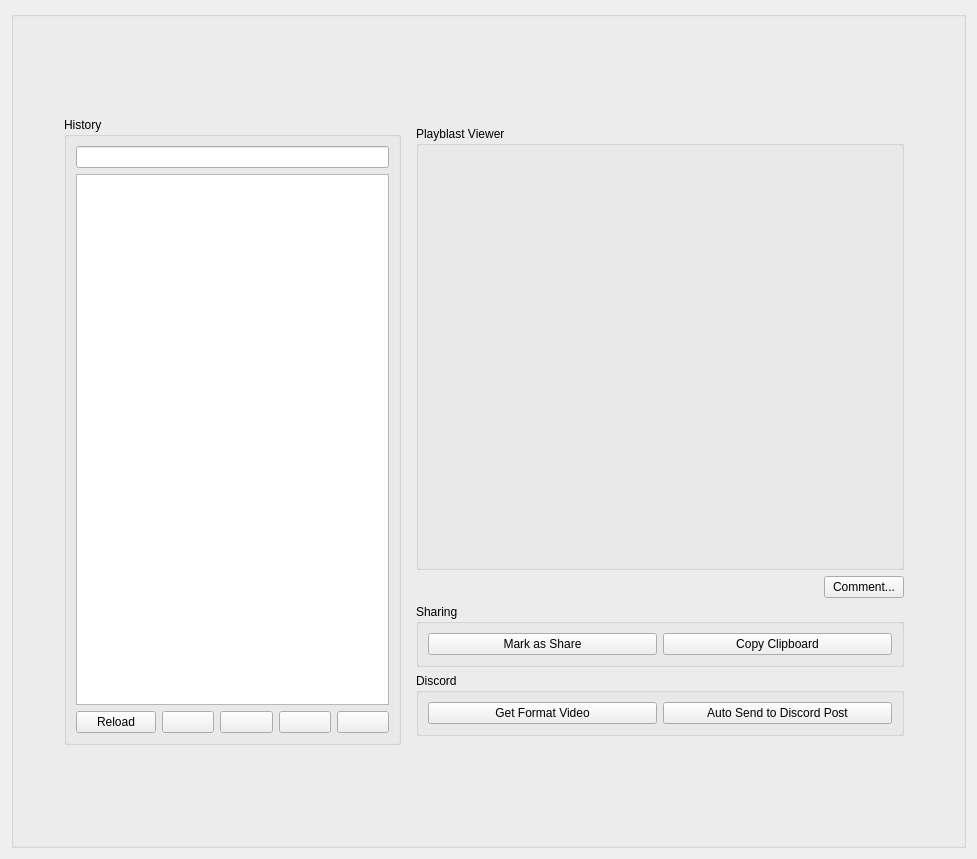
Before: the Qt Designer form interface/UkoreShotPage.ui in tonmaiart/UkoreShot, drawn with Qt 5.
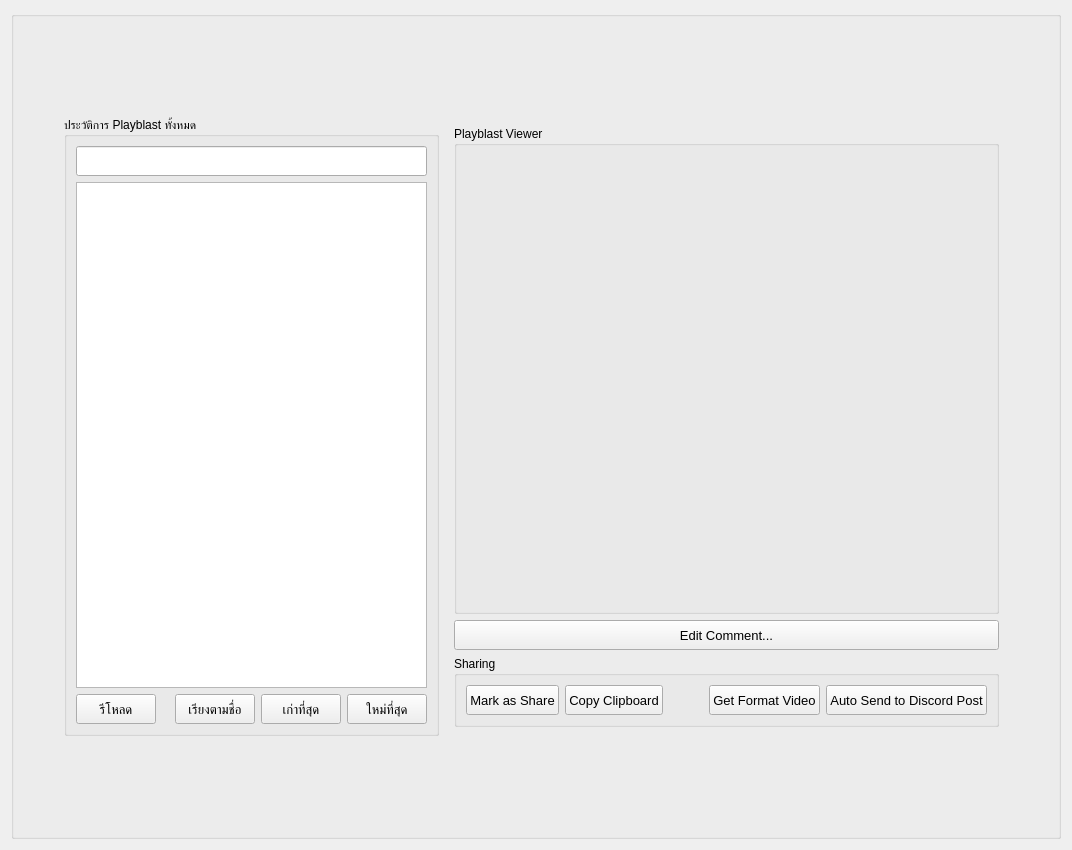
After: the same form once the commit is applied.

Commit message: Auto-untrack gitignored files before sync

```diff
--- a/interface/UkoreShotPage.ui
+++ b/interface/UkoreShotPage.ui
@@ -6,8 +6,8 @@
    <rect>
     <x>0</x>
     <y>0</y>
-    <width>977</width>
-    <height>859</height>
+    <width>1072</width>
+    <height>850</height>
    </rect>
   </property>
   <property name="windowTitle">
@@ -38,7 +38,7 @@
          <item row="0" column="0">
           <layout class="QVBoxLayout" name="verticalLayout_3">
            <item>
-            <layout class="QVBoxLayout" name="verticalLayout_2" stretch="10,0,0">
+            <layout class="QVBoxLayout" name="verticalLayout_2" stretch="10,0">
              <item>
               <widget class="QGroupBox" name="groupBox_playblast_viewer">
                <property name="title">
@@ -49,74 +49,120 @@
              <item>
               <layout class="QHBoxLayout" name="horizontalLayout_2">
                <item>
-                <spacer name="horizontalSpacer">
-                 <property name="orientation">
-                  <enum>Qt::Horizontal</enum>
-                 </property>
-                 <property name="sizeHint" stdset="0">
+                <widget class="QPushButton" name="pushButton_comment">
+                 <property name="minimumSize">
                   <size>
-                   <width>40</width>
-                   <height>20</height>
+                   <width>0</width>
+                   <height>30</height>
                   </size>
                  </property>
-                </spacer>
-               </item>
-               <item>
-                <widget class="QPushButton" name="pushButton_comment">
+                 <property name="font">
+                  <font>
+                   <pointsize>10</pointsize>
+                  </font>
+                 </property>
                  <property name="text">
-                  <string>Comment...</string>
+                  <string>Edit Comment...</string>
                  </property>
                 </widget>
                </item>
               </layout>
              </item>
-             <item>
-              <widget class="QGroupBox" name="groupBox">
-               <property name="title">
-                <string>Sharing</string>
-               </property>
-               <layout class="QGridLayout" name="gridLayout">
-                <item row="0" column="0">
-                 <widget class="QPushButton" name="pushButton_mark_as_share">
-                  <property name="text">
-                   <string>Mark as Share</string>
-                  </property>
-                 </widget>
-                </item>
-                <item row="0" column="1">
-                 <widget class="QPushButton" name="pushButton_copy_clipboard">
-                  <property name="text">
-                   <string>Copy Clipboard</string>
-                  </property>
-                 </widget>
-                </item>
-               </layout>
-              </widget>
-             </item>
             </layout>
            </item>
           </layout>
          </item>
          <item row="1" column="0">
-          <widget class="QGroupBox" name="groupBox_4">
+          <widget class="QGroupBox" name="groupBox">
            <property name="title">
-            <string>Discord</string>
+            <string>Sharing</string>
            </property>
-           <layout class="QGridLayout" name="gridLayout_6">
+           <layout class="QGridLayout" name="gridLayout">
             <item row="0" column="1">
-             <widget class="QPushButton" name="pushButton_auto_send_to_discord">
+             <widget class="QPushButton" name="pushButton_copy_clipboard">
+              <property name="minimumSize">
+               <size>
+                <width>0</width>
+                <height>30</height>
+               </size>
+              </property>
+              <property name="font">
+               <font>
+                <pointsize>10</pointsize>
+               </font>
+              </property>
               <property name="text">
-               <string>Auto Send to Discord Post</string>
+               <string>Copy Clipboard</string>
               </property>
              </widget>
             </item>
             <item row="0" column="0">
+             <widget class="QPushButton" name="pushButton_mark_as_share">
+              <property name="minimumSize">
+               <size>
+                <width>0</width>
+                <height>30</height>
+               </size>
+              </property>
+              <property name="font">
+               <font>
+                <pointsize>10</pointsize>
+               </font>
+              </property>
+              <property name="text">
+               <string>Mark as Share</string>
+              </property>
+             </widget>
+            </item>
+            <item row="0" column="3">
              <widget class="QPushButton" name="pushButton_get_format_video">
+              <property name="minimumSize">
+               <size>
+                <width>0</width>
+                <height>30</height>
+               </size>
+              </property>
+              <property name="font">
+               <font>
+                <pointsize>10</pointsize>
+               </font>
+              </property>
               <property name="text">
                <string>Get Format Video</string>
               </property>
              </widget>
             </item>
+            <item row="0" column="4">
+             <widget class="QPushButton" name="pushButton_auto_send_to_discord">
+              <property name="minimumSize">
+               <size>
+                <width>0</width>
+                <height>30</height>
+               </size>
+              </property>
+              <property name="font">
+               <font>
+                <pointsize>10</pointsize>
+               </font>
+              </property>
+              <property name="text">
+               <string>Auto Send to Discord Post</string>
+              </property>
+             </widget>
+            </item>
+            <item row="0" column="2">
+             <spacer name="horizontalSpacer_2">
+              <property name="orientation">
+               <enum>Qt::Horizontal</enum>
+              </property>
+              <property name="sizeHint" stdset="0">
+               <size>
+                <width>40</width>
+                <height>20</height>
+               </size>
+              </property>
+             </spacer>
+            </item>
            </layout>
           </widget>
          </item>
@@ -126,49 +172,117 @@
       <item row="0" column="0">
        <widget class="QGroupBox" name="groupBox_2">
         <property name="title">
-         <string>History</string>
+         <string>ประวัติการ Playblast ทั้งหมด</string>
         </property>
         <layout class="QGridLayout" name="gridLayout_3">
          <item row="0" column="0">
-          <widget class="QLineEdit" name="lineEdit_search_bar"/>
+          <widget class="QLineEdit" name="lineEdit_search_bar">
+           <property name="minimumSize">
+            <size>
+             <width>0</width>
+             <height>30</height>
+            </size>
+           </property>
+           <property name="font">
+            <font>
+             <pointsize>10</pointsize>
+             <weight>75</weight>
+             <bold>true</bold>
+            </font>
+           </property>
+          </widget>
          </item>
          <item row="1" column="0">
-          <widget class="QTableWidget" name="tableWidget_playblast_library"/>
+          <widget class="QTableWidget" name="tableWidget_playblast_library">
+           <attribute name="verticalHeaderVisible">
+            <bool>false</bool>
+           </attribute>
+          </widget>
          </item>
          <item row="2" column="0">
           <layout class="QHBoxLayout" name="horizontalLayout_3">
            <item>
             <widget class="QPushButton" name="pushButton_reload">
+             <property name="minimumSize">
+              <size>
+               <width>0</width>
+               <height>30</height>
+              </size>
+             </property>
+             <property name="font">
+              <font>
+               <pointsize>10</pointsize>
+              </font>
+             </property>
              <property name="text">
-              <string>Reload</string>
+              <string>รีโหลด</string>
              </property>
             </widget>
            </item>
+           <item>
+            <spacer name="horizontalSpacer">
+             <property name="orientation">
+              <enum>Qt::Horizontal</enum>
+             </property>
+             <property name="sizeHint" stdset="0">
+              <size>
+               <width>40</width>
+               <height>20</height>
+              </size>
+             </property>
+            </spacer>
+           </item>
            <item>
             <widget class="QPushButton" name="pushButton_sort_ascending">
-             <property name="text">
-              <string/>
+             <property name="minimumSize">
+              <size>
+               <width>0</width>
+               <height>30</height>
+              </size>
              </property>
-            </widget>
-           </item>
-           <item>
-            <widget class="QPushButton" name="pushButton_sort_descending">
+             <property name="font">
+              <font>
+               <pointsize>10</pointsize>
+              </font>
+             </property>
              <property name="text">
-              <string/>
+              <string>เรียงตามชื่อ</string>
              </property>
             </widget>
            </item>
            <item>
             <widget class="QPushButton" name="pushButton_sort_oldest">
+             <property name="minimumSize">
+              <size>
+               <width>0</width>
+               <height>30</height>
+              </size>
+             </property>
+             <property name="font">
+              <font>
+               <pointsize>10</pointsize>
+              </font>
+             </property>
              <property name="text">
-              <string/>
+              <string>เก่าที่สุด</string>
              </property>
             </widget>
            </item>
            <item>
             <widget class="QPushButton" name="pushButton_sort_newest">
+             <property name="minimumSize">
+              <size>
+               <width>0</width>
+               <height>30</height>
+              </size>
+             </property>
+             <property name="font">
+              <font>
+               <pointsize>10</pointsize>
+              </font>
+             </property>
              <property name="text">
-              <string/>
+              <string>ใหม่ที่สุด</string>
              </property>
             </widget>
            </item>
```
The commit also changes 3 other files.
